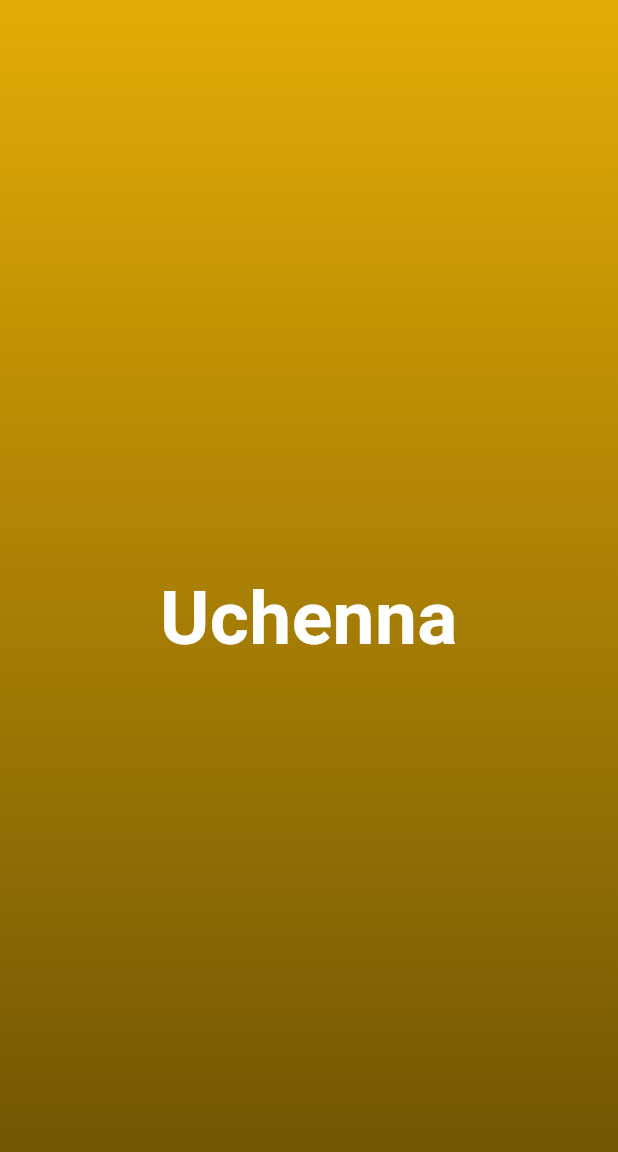
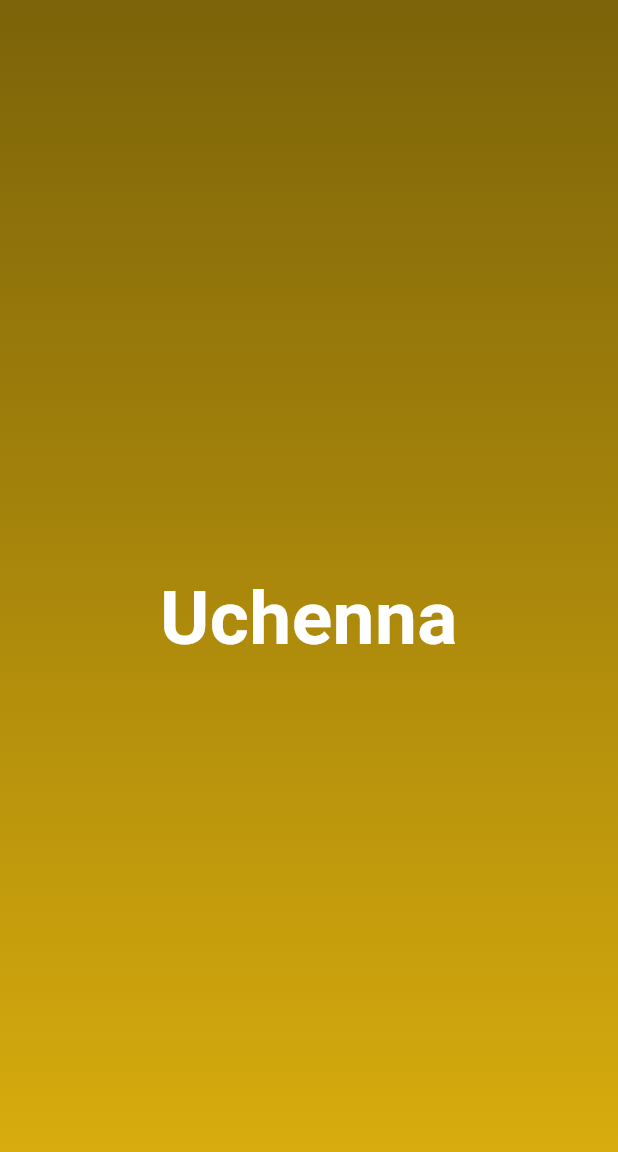
Before and after one commit to uche-hub/roll_dice, a Flutter app: the screen it shows after launch, on a phone screen of 412 x 824 dp. Shown: the top 1152 px of the screen. Run offline on Flutter 3.47's test engine with Material 3 defaults, Android fonts, the phone set to English and light mode, and no system bars.

Commit message:
Created a global color variables to be used annywhere

```diff
--- a/lib/gradient_container.dart
+++ b/lib/gradient_container.dart
@@ -9,7 +9,9 @@ var topLeft = Alignment.topLeft;
 var bottomRight = Alignment.bottomLeft;
 
 class GradientContainer extends StatelessWidget {
-  const GradientContainer({super.key});
+  const GradientContainer({super.key, required this.colors});
+
+  final List<Color> colors;
 
   // overriding a method expected by StatelessWidget
   @override
@@ -17,10 +19,7 @@ class GradientContainer extends StatelessWidget {
     return Container(
       decoration: BoxDecoration(
           gradient: LinearGradient(
-        colors: [
-          Color.fromARGB(255, 227, 171, 5),
-          Color.fromARGB(255, 106, 80, 3),
-        ],
+        colors: colors,
         begin: topLeft,
         end: bottomRight,
       )),
--- a/lib/main.dart
+++ b/lib/main.dart
@@ -4,7 +4,10 @@ import 'package:roll_dice/gradient_container.dart';
 void main() {
   runApp(MaterialApp(
     home: Scaffold(
-      body: GradientContainer(),
+      body: GradientContainer(colors: [
+        const Color.fromARGB(255, 124, 99, 9),
+        const Color.fromARGB(255, 222, 177, 14)
+      ],),
     ),
   )); // MaterialApp() Create a "widget"
 }
```
Also changed, not shown: 10 other files.
